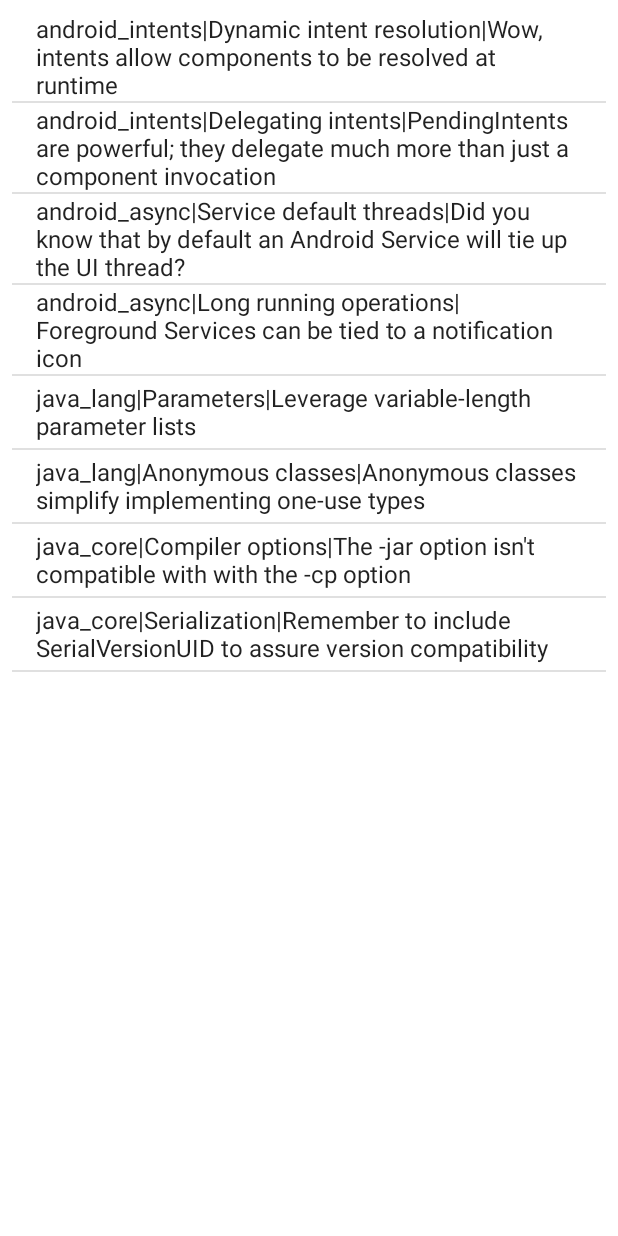
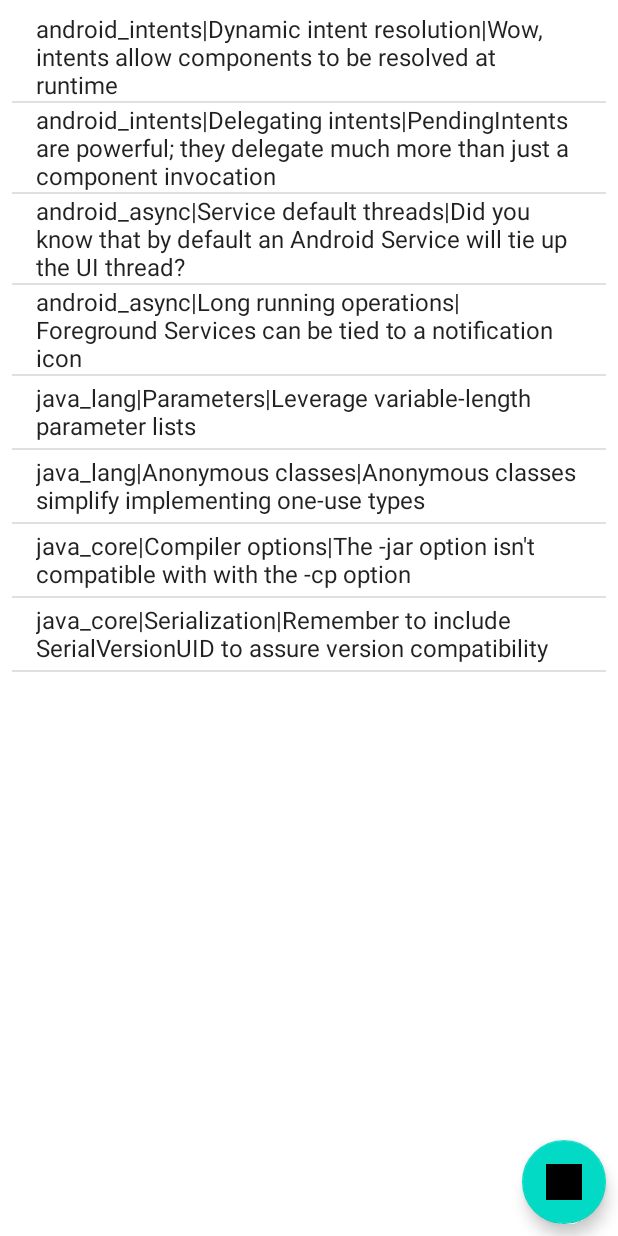
Before and after one commit to jogapps/android_java_notelist, an Android app: the screen it shows after launch (NoteListActivity), on a phone screen of 412 x 824 dp. Run offline under Robolectric (Android 15) with nearby library versions, the phone set to English and light mode, and no system bars.

```diff
--- a/app/src/main/java/com/example/notekeeper/NoteListActivity.java
+++ b/app/src/main/java/com/example/notekeeper/NoteListActivity.java
@@ -9,9 +9,19 @@ import android.widget.AdapterView;
 import android.widget.ArrayAdapter;
 import android.widget.ListView;
 
+import com.google.android.material.floatingactionbutton.FloatingActionButton;
+
 import java.util.List;
 
 public class NoteListActivity extends AppCompatActivity {
+
+    private ArrayAdapter<NoteInfo> mAdapterNotes;
+
+    @Override
+    protected void onResume() {
+        super.onResume();
+        mAdapterNotes.notifyDataSetChanged();
+    }
 
     @Override
     protected void onCreate(Bundle savedInstanceState) {
@@ -19,19 +29,26 @@ public class NoteListActivity extends AppCompatActivity {
         setContentView(R.layout.activity_note_list);
 
         initializeDisplayContent();
+        FloatingActionButton fab = findViewById(R.id.fab);
+        fab.setOnClickListener((view) -> {
+            startActivity(new Intent(NoteListActivity.this, NoteActivity.class));
+        });
     }
 
     private void initializeDisplayContent() {
         ListView listNotes = findViewById(R.id.list_notes);
         List<NoteInfo> notes = DataManager.getInstance().getNotes();
-        ArrayAdapter<NoteInfo> arrayAdapter = new ArrayAdapter<>(
+        mAdapterNotes = new ArrayAdapter<>(
                 this, android.R.layout.simple_list_item_1, notes);
-        listNotes.setAdapter(arrayAdapter);
+        listNotes.setAdapter(mAdapterNotes);
 
         listNotes.setOnItemClickListener(new AdapterView.OnItemClickListener() {
             @Override
-            public void onItemClick(AdapterView<?> adapterView, View view, int i, long l) {
+            public void onItemClick(AdapterView<?> adapterView, View view, int position, long l) {
                 Intent intent = new Intent(NoteListActivity.this, NoteActivity.class);
+//                NoteInfo note = (NoteInfo) listNotes.getItemAtPosition(position);
+                intent.putExtra(NoteActivity.NOTE_POSITION, position);
+                startActivity(intent);
             }
         });
 
--- a/app/src/main/res/layout/activity_note_list.xml
+++ b/app/src/main/res/layout/activity_note_list.xml
@@ -17,5 +17,18 @@
         app:layout_constraintBottom_toBottomOf="parent"
         app:layout_constraintEnd_toEndOf="parent"
         app:layout_constraintStart_toStartOf="parent"
-        app:layout_constraintTop_toTopOf="parent" />
+        app:layout_constraintTop_toTopOf="parent" >
+
+    </ListView>
+
+    <com.google.android.material.floatingactionbutton.FloatingActionButton
+        android:id="@+id/fab"
+        android:layout_width="wrap_content"
+        android:layout_height="wrap_content"
+        android:layout_marginEnd="8dp"
+        android:layout_marginBottom="8dp"
+        android:clickable="true"
+        app:layout_constraintBottom_toBottomOf="parent"
+        app:layout_constraintEnd_toEndOf="parent"
+        app:srcCompat="@drawable/ic_launcher_background" />
 </androidx.constraintlayout.widget.ConstraintLayout>
```
Also changed, not shown: app/src/main/java/com/example/notekeeper/NoteActivity.java (+103 -10 lines), app/src/main/java/com/example/notekeeper/NoteInfo.java (+31 -1 lines), app/src/main/res/menu/menu_note.xml (+5 -2 lines).
